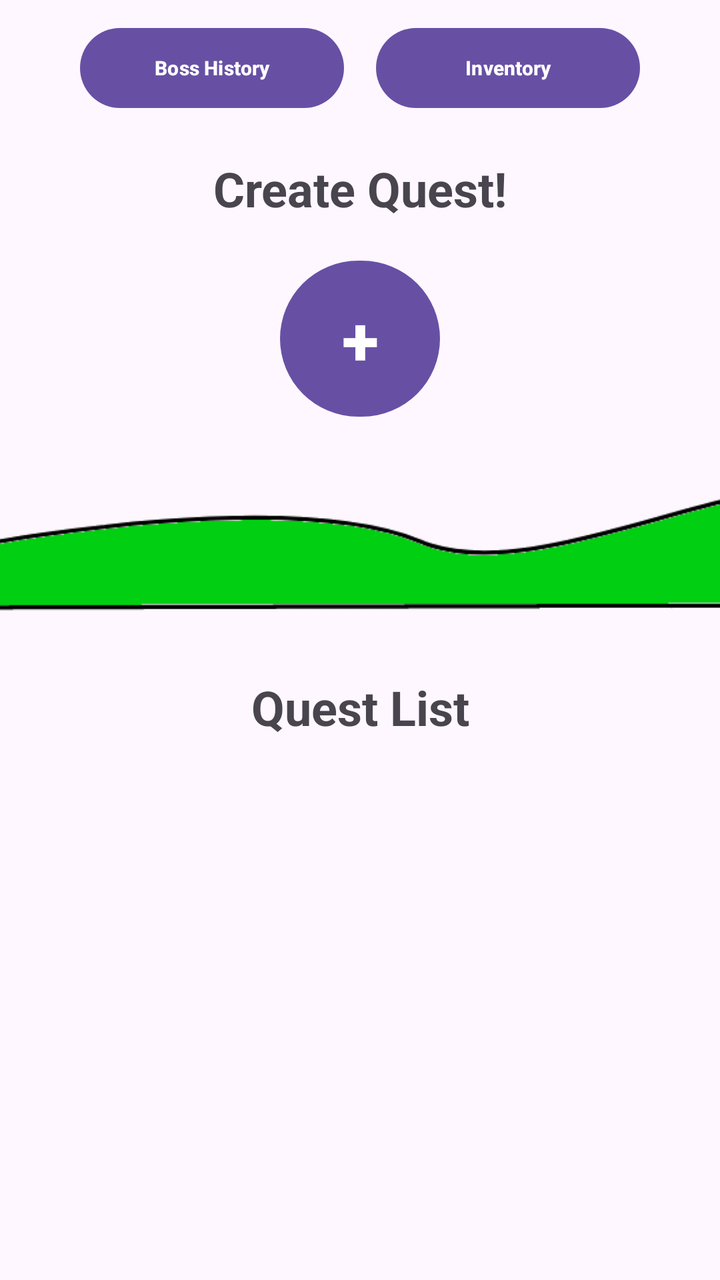
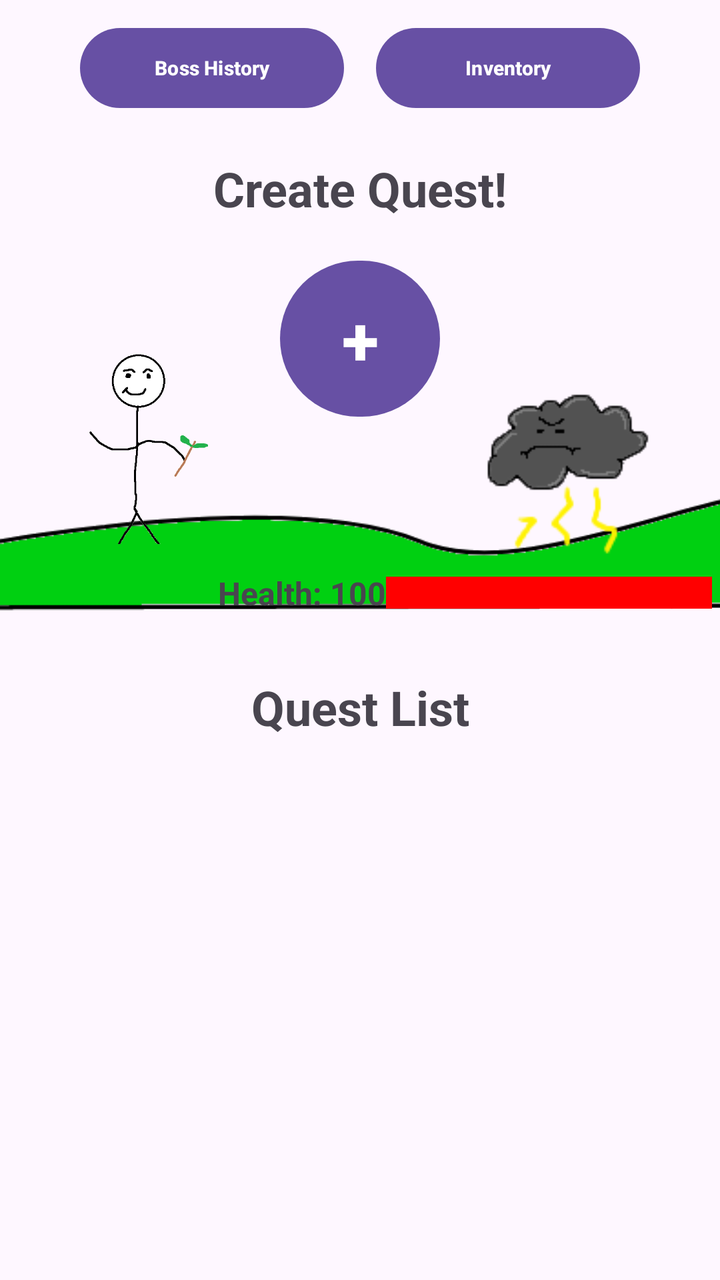

The first picture is an Android layout as it rendered before a commit; the second is the same layout after the commit. The layout source and the unified diff follow.
<!-- AndroidManifest.xml: application theme Theme.QuestLife -->
<!-- res/layout/activity_main.xml -->
<?xml version="1.0" encoding="utf-8"?>
<androidx.constraintlayout.widget.ConstraintLayout xmlns:android="http://schemas.android.com/apk/res/android"
    xmlns:app="http://schemas.android.com/apk/res-auto"
    xmlns:tools="http://schemas.android.com/tools"
    android:id="@+id/main"
    android:layout_width="match_parent"
    android:layout_height="match_parent"
    tools:context=".MainActivity">

    <Button
        android:id="@+id/quest"
        android:layout_width="80dp"
        android:layout_height="86dp"
        android:layout_marginTop="16dp"
        android:text="+"
        android:textAlignment="center"
        android:textSize="34sp"
        android:textStyle="bold"
        app:layout_constraintEnd_toEndOf="parent"
        app:layout_constraintStart_toStartOf="parent"
        app:layout_constraintTop_toBottomOf="@+id/textView" />

    <Button
        android:id="@+id/inventory"
        android:layout_width="132dp"
        android:layout_height="48dp"
        android:layout_marginTop="10dp"
        android:layout_marginEnd="40dp"
        android:text="Inventory"
        android:textAlignment="center"
        android:textSize="10sp"
        android:textStyle="bold"
        app:layout_constraintEnd_toEndOf="parent"
        app:layout_constraintTop_toTopOf="parent" />

    <Button
        android:id="@+id/bosshistory"
        android:layout_width="132dp"
        android:layout_height="48dp"
        android:layout_marginStart="40dp"
        android:layout_marginTop="10dp"
        android:text="Boss History"
        android:textAlignment="center"
        android:textSize="10sp"
        android:textStyle="bold"
        app:layout_constraintStart_toStartOf="parent"
        app:layout_constraintTop_toTopOf="parent" />

    <TextView
        android:id="@+id/textView"
        android:layout_width="wrap_content"
        android:layout_height="wrap_content"
        android:layout_marginTop="20dp"
        android:text="Create Quest!"
        android:textSize="24sp"
        android:textStyle="bold"
        app:layout_constraintEnd_toEndOf="parent"
        app:layout_constraintStart_toStartOf="parent"
        app:layout_constraintTop_toBottomOf="@+id/inventory" />

    <ImageView
        android:id="@+id/imageView"
        android:layout_width="428dp"
        android:layout_height="125dp"
        app:layout_constraintStart_toStartOf="parent"
        app:layout_constraintTop_toBottomOf="@+id/quest"
        app:srcCompat="@drawable/landscape" />

    <TextView
        android:id="@+id/textView2"
        android:layout_width="wrap_content"
        android:layout_height="wrap_content"
        android:text="Quest List"
        android:textAlignment="textStart"
        android:textSize="24sp"
        android:textStyle="bold"
        app:layout_constraintEnd_toEndOf="parent"
        app:layout_constraintStart_toStartOf="parent"
        app:layout_constraintTop_toBottomOf="@+id/imageView" />

    <ScrollView
        android:layout_width="411dp"
        android:layout_height="438dp"
        android:layout_marginTop="10dp"
        app:layout_constraintBottom_toBottomOf="parent"
        app:layout_constraintEnd_toEndOf="parent"
        app:layout_constraintStart_toStartOf="parent"
        app:layout_constraintTop_toBottomOf="@+id/textView2">

        <LinearLayout
            android:id="@+id/questContainer"
            android:layout_width="match_parent"
            android:layout_height="wrap_content"
            android:orientation="vertical" />
    </ScrollView>
</androidx.constraintlayout.widget.ConstraintLayout>
<!-- resources referenced by this layout -->
<resources>
  <!-- drawable landscape: png bitmap (drawable, 6272 bytes) -->
  <style name="Theme.QuestLife" parent="Base.Theme.QuestLife" />
  <style name="Base.Theme.QuestLife" parent="Theme.Material3.DayNight.NoActionBar">
          
          
      </style>
</resources>

<!-- the commit's change to res/layout/activity_main.xml (unified diff, before → after) -->
@@ -66,6 +66,58 @@
         app:layout_constraintTop_toBottomOf="@+id/quest"
         app:srcCompat="@drawable/landscape" />
 
+    <ImageView
+        android:id="@+id/imageView3"
+        android:layout_width="120dp"
+        android:layout_height="100dp"
+        android:layout_marginStart="16dp"
+        android:layout_marginTop="172dp"
+        app:layout_constraintStart_toStartOf="parent"
+        app:layout_constraintTop_toTopOf="parent"
+        app:srcCompat="@drawable/player" />
+
+    <ImageView
+        android:id="@+id/enemyImageView"
+        android:layout_width="121dp"
+        android:layout_height="111dp"
+        android:layout_marginTop="172dp"
+        android:layout_marginEnd="16dp"
+        app:layout_constraintEnd_toEndOf="parent"
+        app:layout_constraintTop_toTopOf="parent"
+        app:srcCompat="@drawable/cloudman" />
+
+    <LinearLayout
+        android:id="@+id/healthBarContainer"
+        android:layout_width="247dp"
+        android:layout_height="33dp"
+        android:layout_marginTop="280dp"
+        android:layout_marginEnd="4dp"
+        android:orientation="horizontal"
+        app:layout_constraintEnd_toEndOf="parent"
+        app:layout_constraintTop_toTopOf="parent">
+
+        <TextView
+            android:id="@+id/healthTextView"
+            android:layout_width="wrap_content"
+            android:layout_height="wrap_content"
+            android:layout_gravity="center_vertical"
+            android:text="Health: 100"
+            android:textSize="16sp"
+            android:textStyle="bold" />
+
+        <ProgressBar
+            android:id="@+id/healthProgressBar"
+            style="?android:attr/progressBarStyleHorizontal"
+            android:layout_width="130dp"
+            android:layout_height="wrap_content"
+            android:layout_gravity="center_vertical"
+            android:layout_weight="1"
+            android:indeterminate="false"
+            android:max="100"
+            android:progress="100"
+            android:progressDrawable="@drawable/health_bar_drawable"/>
+    </LinearLayout>
+
     <TextView
         android:id="@+id/textView2"
         android:layout_width="wrap_content"
<!-- resource entries referenced after the edit -->
@@ -1,6 +1,24 @@
 <!-- resources referenced by this layout -->
 <resources>
+  <!-- drawable cloudman: png bitmap (drawable, 4791 bytes) -->
+  <!-- drawable health_bar_drawable (drawable) -->
+  <?xml version="1.0" encoding="utf-8"?>
+  <layer-list xmlns:android="http://schemas.android.com/apk/res/android">
+      
+      <item android:id="@android:id/background">
+          <shape android:shape="rectangle">
+              <solid android:color="#D3D3D3"/>
+          </shape>
+      </item>
+      
+      <item android:id="@android:id/progress">
+          <shape android:shape="rectangle">
+              <solid android:color="#FF0000" />
+          </shape>
+      </item>
+  </layer-list>
   <!-- drawable landscape: png bitmap (drawable, 6272 bytes) -->
+  <!-- drawable player: png bitmap (drawable, 15152 bytes) -->
   <style name="Theme.QuestLife" parent="Base.Theme.QuestLife" />
   <style name="Base.Theme.QuestLife" parent="Theme.Material3.DayNight.NoActionBar">
           
